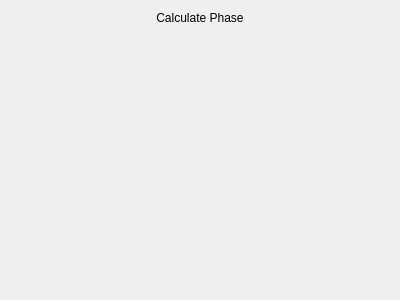
The window that src/WhiskerToolbox/DataTransform_Widget/AnalogTimeSeries/AnalogHilbertPhase_Widget/AnalogHilbertPhase_Widget.ui (paulmthompson/WhiskerToolbox) describes before a commit, drawn with Qt 5.
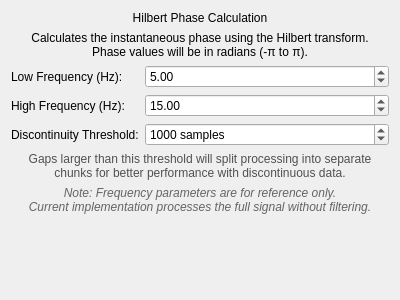
The same window after the commit.

Commit message: add testing for hilbert phase

What changed in the file:
```diff
--- a/src/WhiskerToolbox/DataTransform_Widget/AnalogTimeSeries/AnalogHilbertPhase_Widget/AnalogHilbertPhase_Widget.ui
+++ b/src/WhiskerToolbox/DataTransform_Widget/AnalogTimeSeries/AnalogHilbertPhase_Widget/AnalogHilbertPhase_Widget.ui
@@ -17,13 +17,136 @@
    <item>
     <widget class="QLabel" name="label">
      <property name="text">
-      <string>Calculate Phase</string>
+      <string>Hilbert Phase Calculation</string>
      </property>
      <property name="alignment">
       <set>Qt::AlignmentFlag::AlignCenter</set>
      </property>
     </widget>
    </item>
+   <item>
+    <widget class="QLabel" name="description_label">
+     <property name="text">
+      <string>Calculates the instantaneous phase using the Hilbert transform.
+Phase values will be in radians (-π to π).</string>
+     </property>
+     <property name="alignment">
+      <set>Qt::AlignmentFlag::AlignCenter</set>
+     </property>
+     <property name="wordWrap">
+      <bool>true</bool>
+     </property>
+    </widget>
+   </item>
+   <item>
+    <layout class="QFormLayout" name="formLayout">
+     <item row="0" column="0">
+      <widget class="QLabel" name="low_freq_label">
+       <property name="text">
+        <string>Low Frequency (Hz):</string>
+       </property>
+      </widget>
+     </item>
+     <item row="0" column="1">
+      <widget class="QDoubleSpinBox" name="low_frequency_spinbox">
+       <property name="minimum">
+        <double>0.100000000000000</double>
+       </property>
+       <property name="maximum">
+        <double>1000.000000000000000</double>
+       </property>
+       <property name="singleStep">
+        <double>0.500000000000000</double>
+       </property>
+       <property name="value">
+        <double>5.000000000000000</double>
+       </property>
+      </widget>
+     </item>
+     <item row="1" column="0">
+      <widget class="QLabel" name="high_freq_label">
+       <property name="text">
+        <string>High Frequency (Hz):</string>
+       </property>
+      </widget>
+     </item>
+     <item row="1" column="1">
+      <widget class="QDoubleSpinBox" name="high_frequency_spinbox">
+       <property name="minimum">
+        <double>0.100000000000000</double>
+       </property>
+       <property name="maximum">
+        <double>1000.000000000000000</double>
+       </property>
+       <property name="singleStep">
+        <double>0.500000000000000</double>
+       </property>
+       <property name="value">
+        <double>15.000000000000000</double>
+       </property>
+      </widget>
+     </item>
+     <item row="2" column="0">
+      <widget class="QLabel" name="discontinuity_label">
+       <property name="text">
+        <string>Discontinuity Threshold:</string>
+       </property>
+      </widget>
+     </item>
+     <item row="2" column="1">
+      <widget class="QSpinBox" name="discontinuity_threshold_spinbox">
+       <property name="minimum">
+        <number>1</number>
+       </property>
+       <property name="maximum">
+        <number>1000000</number>
+       </property>
+       <property name="singleStep">
+        <number>100</number>
+       </property>
+       <property name="value">
+        <number>1000</number>
+       </property>
+       <property name="suffix">
+        <string> samples</string>
+       </property>
+      </widget>
+     </item>
+    </layout>
+   </item>
+   <item>
+    <widget class="QLabel" name="discontinuity_help_label">
+     <property name="text">
+      <string>Gaps larger than this threshold will split processing into separate chunks for better performance with discontinuous data.</string>
+     </property>
+     <property name="alignment">
+      <set>Qt::AlignmentFlag::AlignCenter</set>
+     </property>
+     <property name="wordWrap">
+      <bool>true</bool>
+     </property>
+     <property name="styleSheet">
+      <string notr="true">color: rgb(80, 80, 80); font-size: 9pt;</string>
+     </property>
+    </widget>
+   </item>
+   <item>
+    <widget class="QLabel" name="note_label">
+     <property name="text">
+      <string>Note: Frequency parameters are for reference only. 
+Current implementation processes the full signal without filtering.</string>
+     </property>
+     <property name="alignment">
+      <set>Qt::AlignmentFlag::AlignCenter</set>
+     </property>
+     <property name="wordWrap">
+      <bool>true</bool>
+     </property>
+     <property name="styleSheet">
+      <string notr="true">color: rgb(100, 100, 100); font-style: italic;</string>
+     </property>
+    </widget>
+   </item>
    <item>
     <spacer name="verticalSpacer">
      <property name="orientation">
```
The commit also changes 7 other files.
